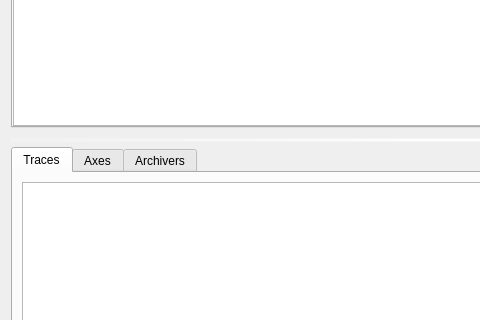
First picture: the form in archive_viewer/archive_viewer.ui, repository slaclab/trace, before the edit; both pictures show x 0 to 480 and y 181 to 501 of the 1200 by 700 pixel window.
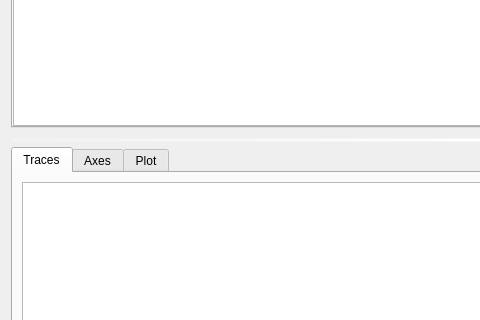
Second picture: the form after the edit. Custom widgets are drawn as their Qt base class.

Commit message: Rename Archivers tab to Plot

What changed in the file:
```diff
--- a/archive_viewer/archive_viewer.ui
+++ b/archive_viewer/archive_viewer.ui
@@ -300,7 +300,7 @@
       </widget>
       <widget class="QWidget" name="plot_tab">
        <attribute name="title">
-        <string>Archivers</string>
+        <string>Plot</string>
        </attribute>
        <layout class="QVBoxLayout" name="verticalLayout_7"/>
       </widget>
```
